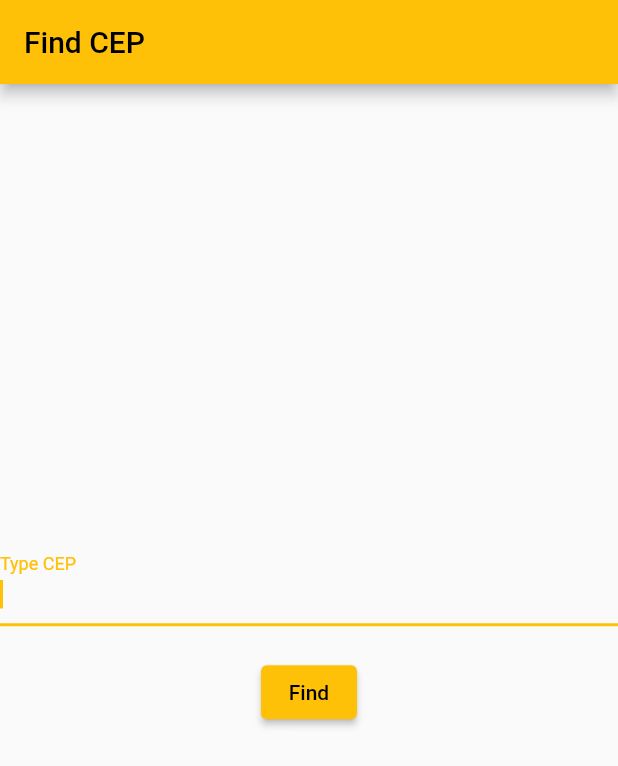
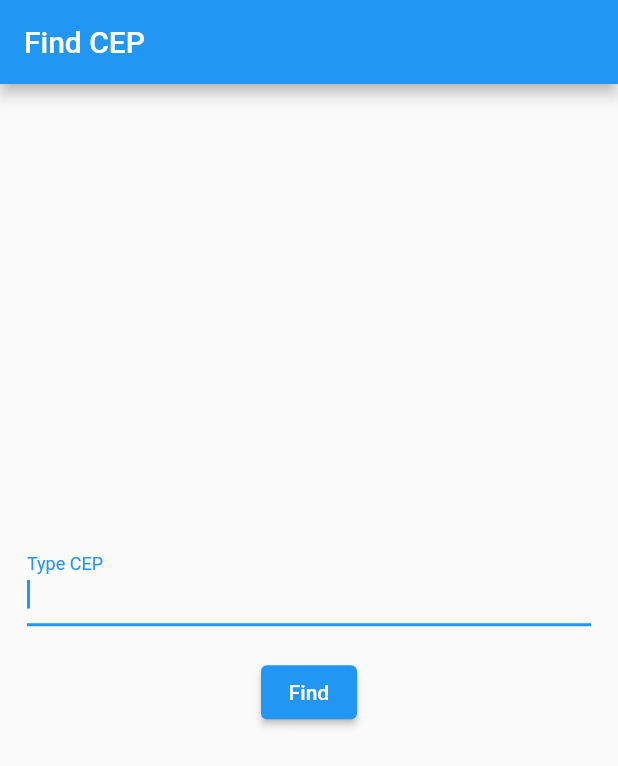
Before and after one commit to render41/flutterstudy_cepapp, a Flutter app: the screen it shows after launch, on a phone screen of 412 x 824 dp. Shown: the top 766 px of the screen. Run offline on Flutter 3.47's test engine with Material 2 defaults, Android fonts, the phone set to English and light mode, and no system bars.

Commit message:
Correction Bug

```diff
--- a/lib/features/cep/data/model/cep_model.dart
+++ b/lib/features/cep/data/model/cep_model.dart
@@ -15,7 +15,7 @@ class Cep {
   factory Cep.fromJson(Map<String, dynamic> json) {
     return Cep(
       cep: json['cep'],
-      publicPlace: json['l'],
+      publicPlace: json['logradouro'],
       neighborhood: json['bairro'],
       locality: json['localidade'],
     );
@@ -24,7 +24,7 @@ class Cep {
   Map<String, dynamic> toJson() {
     return {
       "cep": cep,
-      "l": publicPlace,
+      "logradouro": publicPlace,
       "bairro": neighborhood,
       "localidade": locality,
     };
--- a/lib/features/cep/presentation/page/cep_page.dart
+++ b/lib/features/cep/presentation/page/cep_page.dart
@@ -32,7 +32,8 @@ class _CepPageState extends State<CepPage> {
   }
 
   Widget get body {
-    return Center(
+    return Padding(
+      padding: const EdgeInsets.all(18.0),
       child: Column(
         mainAxisAlignment: MainAxisAlignment.center,
         children: [
--- a/lib/main.dart
+++ b/lib/main.dart
@@ -12,8 +12,6 @@ class MainApp extends StatelessWidget {
   Widget build(BuildContext context) {
     return MaterialApp(
       debugShowCheckedModeBanner: false,
-      theme: ThemeData(brightness: Brightness.light, primarySwatch: Colors.amber),
-      darkTheme: ThemeData(brightness: Brightness.dark),
       home: const CepPage(),
     );
   }
```
